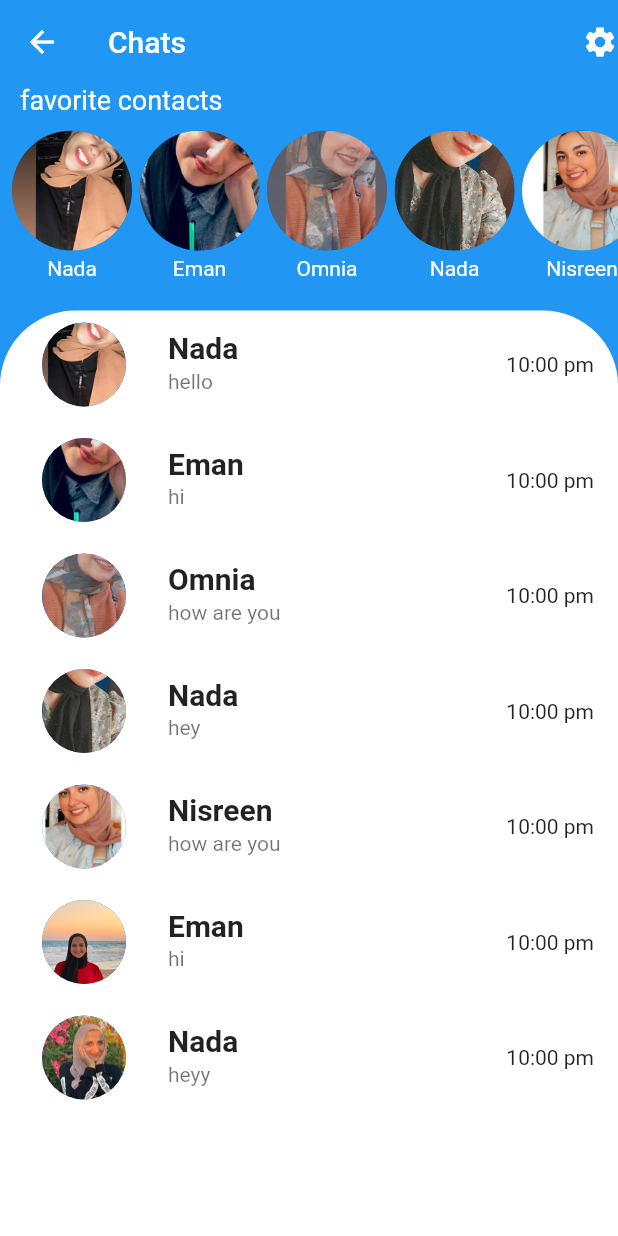
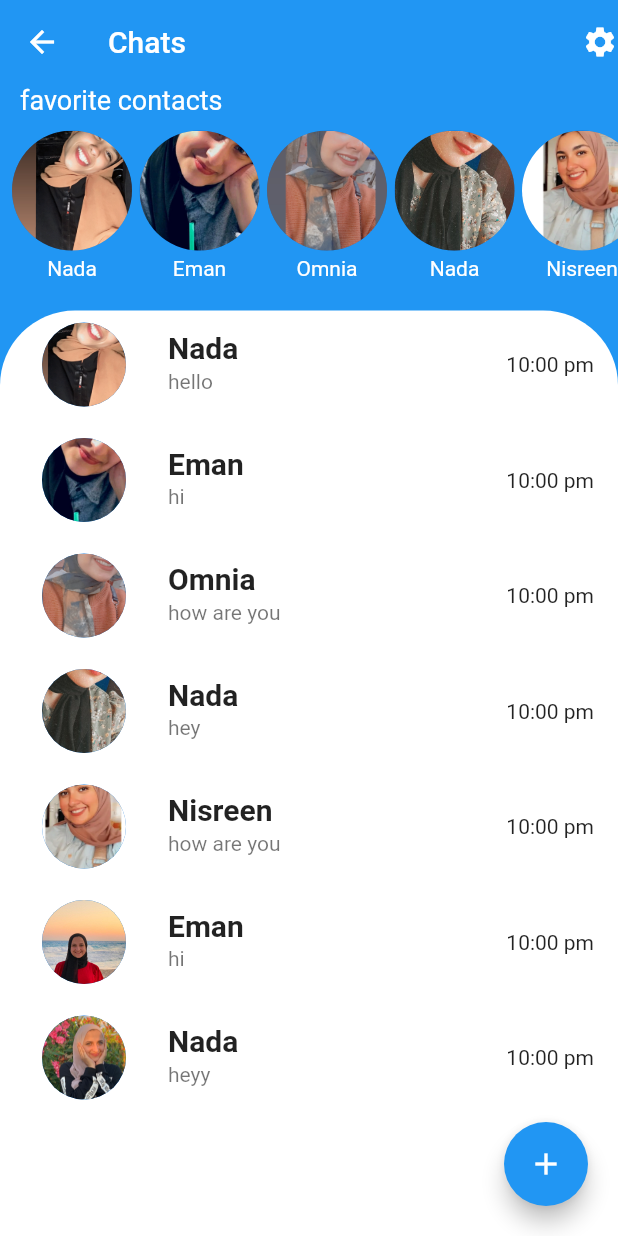
Before and after one commit to aishaa2022/demo_project, a Flutter app: the HomePage screen opened directly, on a phone screen of 412 x 824 dp. Run offline on Flutter 3.47's test engine with Material 2 defaults, Android fonts, the phone set to English and light mode, and no system bars.

Commit message:
commit 2

```diff
--- a/lib/home_page.dart
+++ b/lib/home_page.dart
@@ -4,75 +4,117 @@ import 'package:flutter/material.dart';
 class HomePage extends StatelessWidget {
   HomePage({super.key});
 
-
   @override
-  List<Chat> data=[Chat("Nada", "assets/img.JPG", "hello", "10:00 pm"),
-  Chat("Eman", "assets/img2.JPG", "hi" , "10:00 pm"),
-  Chat("Omnia", "assets/img3.JPG", "how are you", "10:00 pm") ,
+  List<Chat> data = [
+    Chat("Nada", "assets/img.JPG", "hello", "10:00 pm"),
+    Chat("Eman", "assets/img2.JPG", "hi", "10:00 pm"),
+    Chat("Omnia", "assets/img3.JPG", "how are you", "10:00 pm"),
     Chat("Nada", "assets/img4.JPG", "hey", "10:00 pm"),
-  Chat("Nisreen", "assets/img5.JPG","how are you", "10:00 pm"),
+    Chat("Nisreen", "assets/img5.JPG", "how are you", "10:00 pm"),
     Chat("Eman", "assets/img6.JPG", "hi", "10:00 pm"),
-  Chat("Nada", "assets/img7.JPG", "heyy", "10:00 pm")];
+    Chat("Nada", "assets/img7.JPG", "heyy", "10:00 pm")
+  ];
+  @override
   Widget build(BuildContext context) {
-    return Scaffold(backgroundColor: Colors.blue,
-      appBar: AppBar(title: Text("Chats"), actions: [Icon(Icons.settings)],
-      backgroundColor: Colors.blue,elevation: 0.0,),
-      body:
-
-         Column(
+    return Scaffold(
+      backgroundColor: Colors.blue,
+      appBar: AppBar(
+        title: const Text("Chats"),
+        actions: const [Icon(Icons.settings)],
+        backgroundColor: Colors.blue,
+        elevation: 0.0,
+      ),
+      body: Column(
         crossAxisAlignment: CrossAxisAlignment.start,
         children: [
-             Text("   favorite contacts", style: TextStyle(fontSize: 18, color: Colors.white,),),
+          const Text(
+            "   favorite contacts",
+            style: TextStyle(
+              fontSize: 18,
+              color: Colors.white,
+            ),
+          ),
           Container(
-              padding: EdgeInsets.only(left: 8),
+            padding: const EdgeInsets.only(left: 8),
             height: 120,
             width: double.infinity,
             color: Colors.blue,
             child: ListView.separated(
                 scrollDirection: Axis.horizontal,
-                 itemBuilder:(context, index){
+                itemBuilder: (context, index) {
                   return Column(
                     mainAxisAlignment: MainAxisAlignment.center,
                     children: [
-                     CircleAvatar(radius: 40, backgroundImage: AssetImage(data[index].img),),
-                     SizedBox(height: 4,),
-                     Text(data[index].name, style: TextStyle(color: Colors.white),)
-                   ],);
-                 }
-               , separatorBuilder:(context, index){
-                 return SizedBox(width: 5,);
-
-               }
-               , itemCount: data.length),
+                      CircleAvatar(
+                        radius: 40,
+                        backgroundImage: AssetImage(data[index].img),
                       ),
-           SizedBox(height: 10,),
+                      const SizedBox(
+                        height: 4,
+                      ),
+                      Text(
+                        data[index].name,
+                        style: const TextStyle(color: Colors.white),
+                      )
+                    ],
+                  );
+                },
+                separatorBuilder: (context, index) {
+                  return const SizedBox(
+                    width: 5,
+                  );
+                },
+                itemCount: data.length),
+          ),
+          const SizedBox(
+            height: 10,
+          ),
           Expanded(
             child: Container(
-                   decoration: BoxDecoration(color: Colors.white,
-                   borderRadius: BorderRadius.only(topLeft: Radius.circular(50), topRight: Radius.circular(50))),
-               child: ListView.separated(
+              decoration: const BoxDecoration(
+                  color: Colors.white,
+                  borderRadius: BorderRadius.only(
+                      topLeft: Radius.circular(50),
+                      topRight: Radius.circular(50))),
+              child: Stack(
+                alignment: Alignment.bottomRight,
+                children: [
+                  ListView.separated(
                       scrollDirection: Axis.vertical,
-                      itemBuilder: (context, index){
-                        return  ListTile(
-                          leading: CircleAvatar(radius: 40, backgroundImage: AssetImage(data[index].img),),
-                          title: Text(data[index].name, style: TextStyle(fontWeight: FontWeight.bold, fontSize: 20),),
+                      itemBuilder: (context, index) {
+                        return ListTile(
+                          leading: CircleAvatar(
+                            radius: 40,
+                            backgroundImage: AssetImage(data[index].img),
+                          ),
+                          title: Text(
+                            data[index].name,
+                            style: const TextStyle(
+                                fontWeight: FontWeight.bold, fontSize: 20),
+                          ),
                           subtitle: Text(data[index].msg),
                           trailing: Text(data[index].time),
-                        )  ;
+                        );
                       },
-
-                    separatorBuilder: (context, index){
-                      return SizedBox(height: 5,) ;
+                      separatorBuilder: (context, index) {
+                        return const SizedBox(
+                          height: 5,
+                        );
                       },
-
                       itemCount: data.length),
+                  Padding(
+                    padding: const EdgeInsets.all(20),
+                    child: FloatingActionButton(
+                      onPressed: () {},
+                      child: const Icon(Icons.add),
+                    ),
+                  )
+                ],
               ),
             ),
-
-
+          ),
         ],
       ),
-
     );
   }
 }
```
Lines whose indentation alone changed are shown as unchanged.
